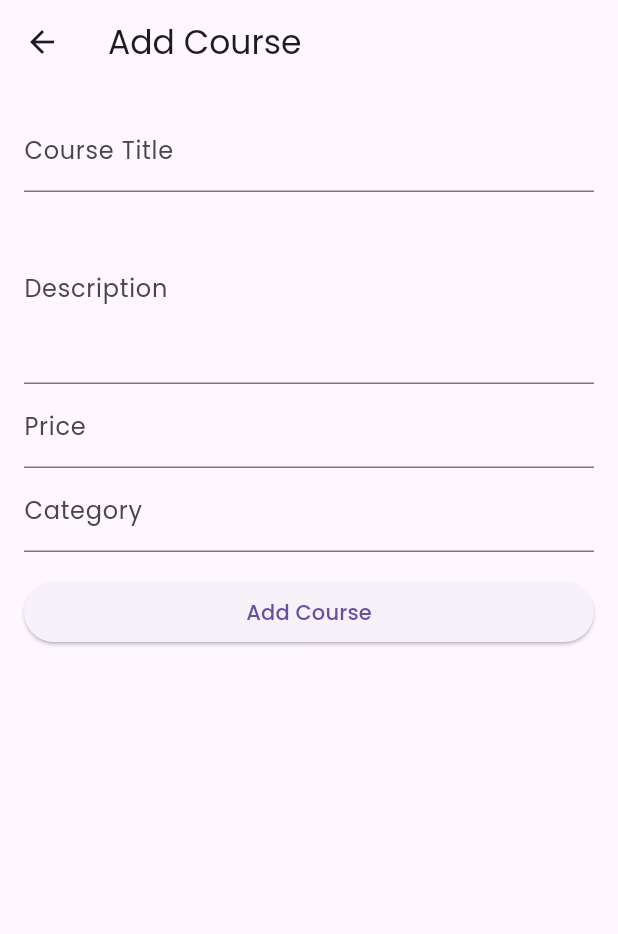
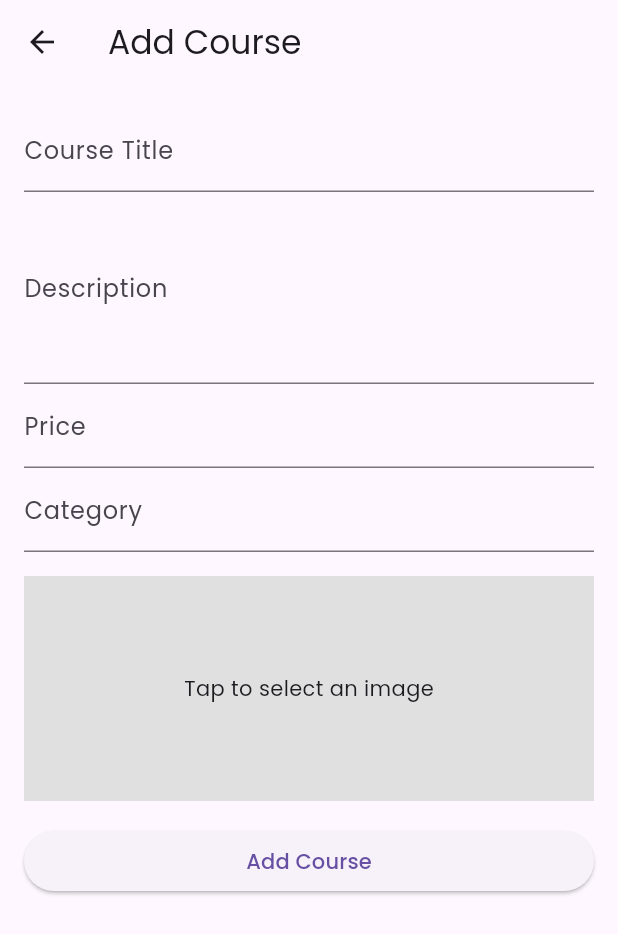
Before and after one commit to raianbk/learnology, a Flutter app: the InstructorDashboard screen opened by its route, after a tap on the "add" icon, on a phone screen of 412 x 824 dp. Shown: the top 934 px of the screen. Run offline on Flutter 3.47's test engine with Material 3 defaults, Android fonts, the phone set to English and light mode, and no system bars; our stand-ins replace cloud_firestore, firebase_auth, firebase_core, fluttertoast, google_fonts, image_picker; accounts and stored records are empty.

Commit message:
toast version

```diff
--- a/lib/constants.dart
+++ /dev/null
@@ -1 +0,0 @@
-import 'package:firebase_auth/firebase_auth.dart';
--- a/lib/pages/dashboard.dart
+++ b/lib/pages/dashboard.dart
@@ -1,23 +1,25 @@
+import 'dart:io';
+
 import 'package:flutter/material.dart';
 import 'package:cloud_firestore/cloud_firestore.dart';
-import 'package:learnology/constants.dart';
+import 'package:image_picker/image_picker.dart';
 
 class InstructorDashboard extends StatelessWidget {
-  const InstructorDashboard();
+  const InstructorDashboard({super.key});
 
   @override
   Widget build(BuildContext context) {
     return Scaffold(
       appBar: AppBar(
-        title: Text('Instructor Dashboard'),
+        title: const Text('Instructor Dashboard'),
         actions: [
           IconButton(
-            icon: Icon(Icons.add),
+            icon: const Icon(Icons.add),
             onPressed: () {
               Navigator.push(
                 context,
                 MaterialPageRoute(
-                  builder: (context) => AddCourseScreen(),
+                  builder: (context) => const AddCourseScreen(),
                 ),
               );
             },
@@ -30,11 +32,11 @@ class InstructorDashboard extends StatelessWidget {
             .snapshots(),
         builder: (context, snapshot) {
           if (snapshot.connectionState == ConnectionState.waiting) {
-            return Center(child: CircularProgressIndicator());
+            return const Center(child: CircularProgressIndicator());
           }
 
           if (!snapshot.hasData || snapshot.data!.docs.isEmpty) {
-            return Center(child: Text('No courses uploaded yet.'));
+            return const Center(child: Text('No courses uploaded yet.'));
           }
 
           final courses = snapshot.data!.docs;
@@ -51,11 +53,11 @@ class InstructorDashboard extends StatelessWidget {
                     mainAxisSize: MainAxisSize.min,
                     children: [
                       IconButton(
-                        icon: Icon(Icons.edit),
+                        icon: const Icon(Icons.edit),
                         onPressed: () {},
                       ),
                       IconButton(
-                        icon: Icon(Icons.delete),
+                        icon: const Icon(Icons.delete),
                         onPressed: () async {
                           // Delete the course
                           await FirebaseFirestore.instance
@@ -63,7 +65,7 @@ class InstructorDashboard extends StatelessWidget {
                               .doc(course.id)
                               .delete();
                           ScaffoldMessenger.of(context).showSnackBar(
-                            SnackBar(
+                            const SnackBar(
                                 content: Text('Course deleted successfully.')),
                           );
                         },
@@ -81,7 +83,7 @@ class InstructorDashboard extends StatelessWidget {
 }
 
 class AddCourseScreen extends StatefulWidget {
-  AddCourseScreen();
+  const AddCourseScreen({super.key});
 
   @override
   _AddCourseScreenState createState() => _AddCourseScreenState();
@@ -95,8 +97,29 @@ class _AddCourseScreenState extends State<AddCourseScreen> {
   final _categoryController = TextEditingController();
   bool _isLoading = false;
 
+  File? _selectedImage;
+
+  Future<void> pickImage() async {
+    final ImagePicker picker = ImagePicker();
+    final XFile? image = await picker.pickImage(source: ImageSource.gallery);
+
+    if (image != null) {
+      setState(() {
+        _selectedImage = File(image.path);
+      });
+    }
+    print('tapped');
+  }
+
   Future<void> addCourse() async {
     if (!_formKey.currentState!.validate()) return;
+
+    if (_selectedImage == null) {
+      ScaffoldMessenger.of(context).showSnackBar(
+        const SnackBar(content: Text('Please select an image for the course.')),
+      );
+      return;
+    }
 
     setState(() {
       _isLoading = true;
@@ -108,13 +131,13 @@ class _AddCourseScreenState extends State<AddCourseScreen> {
         'description': _descriptionController.text.trim(),
         'price': int.parse(_priceController.text.trim()),
         'category': _categoryController.text.trim(),
-        'thumbnail': '',
+        'thumbnail': _selectedImage!.path, // Store the image file path
         'createdAt': FieldValue.serverTimestamp(),
-        'imageUrl': ''
+        'imageUrl': '' // Placeholder for potential remote image URL
       });
 
       ScaffoldMessenger.of(context).showSnackBar(
-        SnackBar(content: Text('Course added successfully!')),
+        const SnackBar(content: Text('Course added successfully!')),
       );
 
       Navigator.pop(context);
@@ -132,7 +155,7 @@ class _AddCourseScreenState extends State<AddCourseScreen> {
   @override
   Widget build(BuildContext context) {
     return Scaffold(
-      appBar: AppBar(title: Text('Add Course')),
+      appBar: AppBar(title: const Text('Add Course')),
       body: Padding(
         padding: const EdgeInsets.all(16.0),
         child: Form(
@@ -141,13 +164,13 @@ class _AddCourseScreenState extends State<AddCourseScreen> {
             children: [
               TextFormField(
                 controller: _titleController,
-                decoration: InputDecoration(labelText: 'Course Title'),
+                decoration: const InputDecoration(labelText: 'Course Title'),
                 validator: (value) =>
                     value == null || value.isEmpty ? 'Title is required' : null,
               ),
               TextFormField(
                 controller: _descriptionController,
-                decoration: InputDecoration(labelText: 'Description'),
+                decoration: const InputDecoration(labelText: 'Description'),
                 maxLines: 4,
                 validator: (value) => value == null || value.isEmpty
                     ? 'Description is required'
@@ -155,7 +178,7 @@ class _AddCourseScreenState extends State<AddCourseScreen> {
               ),
               TextFormField(
                 controller: _priceController,
-                decoration: InputDecoration(labelText: 'Price'),
+                decoration: const InputDecoration(labelText: 'Price'),
                 keyboardType: TextInputType.number,
                 validator: (value) =>
                     value == null || double.tryParse(value) == null
@@ -164,17 +187,28 @@ class _AddCourseScreenState extends State<AddCourseScreen> {
               ),
               TextFormField(
                 controller: _categoryController,
-                decoration: InputDecoration(labelText: 'Category'),
+                decoration: const InputDecoration(labelText: 'Category'),
                 validator: (value) => value == null || value.isEmpty
                     ? 'Category is required'
                     : null,
               ),
-              SizedBox(height: 16.0),
+              const SizedBox(height: 16.0),
+              GestureDetector(
+                onTap: pickImage,
+                child: _selectedImage == null
+                    ? Container(
+                        height: 150,
+                        color: Colors.grey[300],
+                        child: const Center(child: Text('Tap to select an image')),
+                      )
+                    : Image.file(_selectedImage!, height: 150),
+              ),
+              const SizedBox(height: 16.0),
               _isLoading
-                  ? Center(child: CircularProgressIndicator())
+                  ? const Center(child: CircularProgressIndicator())
                   : ElevatedButton(
                       onPressed: addCourse,
-                      child: Text('Add Course'),
+                      child: const Text('Add Course'),
                     ),
             ],
           ),
--- a/lib/pages/list_page.dart
+++ b/lib/pages/list_page.dart
@@ -2,7 +2,7 @@ import 'package:cloud_firestore/cloud_firestore.dart';
 import 'package:flutter/material.dart';
 
 class CategoriesPage extends StatelessWidget {
-  CategoriesPage({super.key});
+  const CategoriesPage({super.key});
 
   Future<List<String>> fetchCategories() async {
     // Fetch data from Firestore
--- a/pubspec.yaml
+++ b/pubspec.yaml
@@ -37,9 +37,11 @@ dependencies:
   firebase_core: ^3.4.1
   firebase_auth: ^5.2.1
   google_fonts: ^6.2.1
-  fluttertoast: ^8.2.8
+  fluttertoast: ^8.2.12
   cloud_firestore: ^5.4.4
   provider: ^6.1.2
+  image_picker: ^1.1.2
+  permission_handler: ^11.3.1
 
 dev_dependencies:
   flutter_test:
```
Also changed, not shown: lib/pages/account_page.dart (+4 -3 lines), lib/pages/become_instructor.dart (+11 -9 lines), lib/pages/cart_page.dart (+23 -1 lines), lib/pages/course_list.dart (+20 -9 lines), lib/pages/test_page.dart (+26 -5 lines), lib/provider/cart_provider.dart (+8 -0 lines), pubspec.lock, 5 other files.
